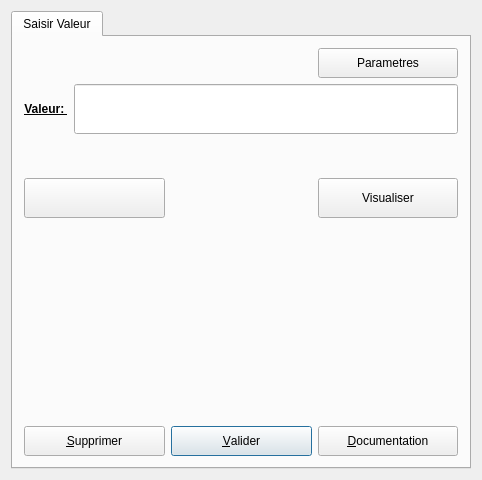
Qt form UiQT4/desUniqueBase.ui (SalomePlatform/eficas_tools) before a commit.
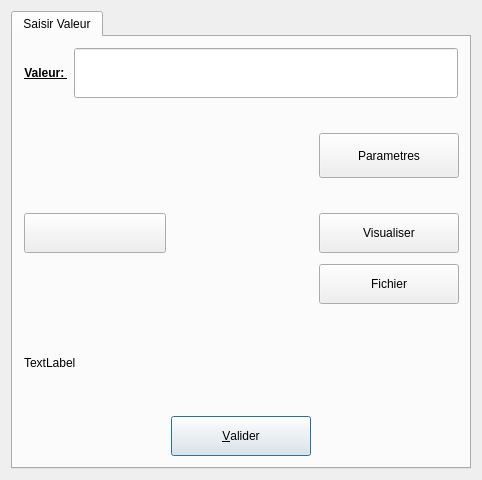
The same form after that commit. Icons and pictures are not drawn.

Patch:
```diff
--- a/UiQT4/desUniqueBase.ui
+++ b/UiQT4/desUniqueBase.ui
@@ -22,20 +22,12 @@
    <item row="0" column="0" >
     <widget class="QTabWidget" name="tabuniqueinto" >
      <widget class="QWidget" name="Widget8" >
-      <property name="geometry" >
-       <rect>
-        <x>0</x>
-        <y>0</y>
-        <width>460</width>
-        <height>435</height>
-       </rect>
-      </property>
       <attribute name="title" >
        <string>Saisir Valeur</string>
       </attribute>
-      <layout class="QGridLayout" >
-       <item row="1" column="0" colspan="3" >
-        <layout class="QHBoxLayout" >
+      <layout class="QGridLayout" name="gridLayout" >
+       <item row="0" column="0" colspan="4" >
+        <layout class="QHBoxLayout" name="horizontalLayout" >
          <item>
           <widget class="QLabel" name="textLabel2" >
            <property name="text" >
@@ -58,23 +50,20 @@
          </item>
         </layout>
        </item>
-       <item row="0" column="0" colspan="2" >
-        <spacer name="spacer1" >
+       <item row="1" column="2" >
+        <spacer name="verticalSpacer" >
          <property name="orientation" >
-          <enum>Qt::Horizontal</enum>
-         </property>
-         <property name="sizeType" >
-          <enum>QSizePolicy::Expanding</enum>
+          <enum>Qt::Vertical</enum>
          </property>
          <property name="sizeHint" stdset="0" >
           <size>
-           <width>288</width>
-           <height>21</height>
+           <width>137</width>
+           <height>43</height>
           </size>
          </property>
         </spacer>
        </item>
-       <item row="0" column="2" >
+       <item rowspan="2" row="1" column="3" >
         <widget class="QPushButton" name="bParametres" >
          <property name="sizePolicy" >
           <sizepolicy vsizetype="Fixed" hsizetype="Fixed" >
@@ -85,7 +74,7 @@
          <property name="minimumSize" >
           <size>
            <width>140</width>
-           <height>30</height>
+           <height>45</height>
           </size>
          </property>
          <property name="text" >
@@ -93,76 +82,52 @@
          </property>
         </widget>
        </item>
-       <item row="5" column="0" >
-        <widget class="QPushButton" name="bSup" >
-         <property name="minimumSize" >
+       <item row="2" column="0" colspan="3" >
+        <spacer name="horizontalSpacer_3" >
+         <property name="orientation" >
+          <enum>Qt::Horizontal</enum>
+         </property>
+         <property name="sizeHint" stdset="0" >
           <size>
-           <width>0</width>
-           <height>30</height>
+           <width>293</width>
+           <height>20</height>
           </size>
          </property>
-         <property name="toolTip" >
-          <string>suppression du mot clef</string>
-         </property>
-         <property name="text" >
-          <string>&amp;Supprimer</string>
-         </property>
-         <property name="shortcut" >
-          <string>Alt+S</string>
-         </property>
-         <property name="autoDefault" >
-          <bool>true</bool>
-         </property>
-        </widget>
+        </spacer>
        </item>
-       <item row="5" column="1" >
-        <widget class="QPushButton" name="bOk" >
+       <item row="3" column="0" >
+        <widget class="QPushButton" name="BSalome" >
          <property name="minimumSize" >
           <size>
-           <width>0</width>
-           <height>30</height>
+           <width>142</width>
+           <height>40</height>
           </size>
          </property>
          <property name="toolTip" >
           <string>validation de la saisie</string>
          </property>
          <property name="text" >
-          <string>&amp;Valider</string>
+          <string/>
          </property>
          <property name="shortcut" >
           <string>Shift+A, Alt+A, Alt+A, Alt+A</string>
          </property>
-         <property name="autoDefault" >
-          <bool>true</bool>
-         </property>
-         <property name="default" >
-          <bool>true</bool>
-         </property>
         </widget>
        </item>
-       <item row="5" column="2" >
-        <widget class="QPushButton" name="bHelp" >
-         <property name="minimumSize" >
+       <item row="3" column="1" >
+        <spacer name="horizontalSpacer_5" >
+         <property name="orientation" >
+          <enum>Qt::Horizontal</enum>
+         </property>
+         <property name="sizeHint" stdset="0" >
           <size>
-           <width>0</width>
-           <height>30</height>
+           <width>138</width>
+           <height>20</height>
           </size>
          </property>
-         <property name="toolTip" >
-          <string>affichage documentation aster</string>
-         </property>
-         <property name="text" >
-          <string>&amp;Documentation</string>
-         </property>
-         <property name="shortcut" >
-          <string>Alt+D</string>
-         </property>
-         <property name="autoDefault" >
-          <bool>true</bool>
-         </property>
-        </widget>
+        </spacer>
        </item>
-       <item row="2" column="1" >
+       <item rowspan="2" row="3" column="2" >
         <spacer name="spacer4" >
          <property name="orientation" >
           <enum>Qt::Vertical</enum>
@@ -172,49 +137,23 @@
          </property>
          <property name="sizeHint" stdset="0" >
           <size>
-           <width>41</width>
-           <height>112</height>
+           <width>137</width>
+           <height>77</height>
           </size>
          </property>
         </spacer>
        </item>
-       <item row="4" column="1" >
-        <spacer name="spacer3" >
-         <property name="orientation" >
-          <enum>Qt::Vertical</enum>
-         </property>
-         <property name="sizeType" >
-          <enum>QSizePolicy::Expanding</enum>
-         </property>
-         <property name="sizeHint" stdset="0" >
-          <size>
-           <width>21</width>
-           <height>112</height>
-          </size>
-         </property>
-        </spacer>
-       </item>
-       <item row="3" column="0" colspan="3" >
-        <widget class="QLabel" name="Commentaire" >
-         <property name="minimumSize" >
-          <size>
-           <width>430</width>
-           <height>40</height>
-          </size>
-         </property>
-         <property name="text" >
-          <string/>
-         </property>
-         <property name="wordWrap" >
-          <bool>false</bool>
-         </property>
-        </widget>
-       </item>
-       <item row="2" column="2" >
+       <item row="3" column="3" >
         <widget class="QPushButton" name="BView2D" >
+         <property name="sizePolicy" >
+          <sizepolicy vsizetype="Fixed" hsizetype="Fixed" >
+           <horstretch>0</horstretch>
+           <verstretch>0</verstretch>
+          </sizepolicy>
+         </property>
          <property name="minimumSize" >
           <size>
-           <width>110</width>
+           <width>140</width>
            <height>40</height>
           </size>
          </property>
@@ -223,16 +162,22 @@
          </property>
         </widget>
        </item>
-       <item row="2" column="0" >
-        <widget class="QPushButton" name="BSalome" >
+       <item rowspan="2" row="4" column="3" >
+        <widget class="QPushButton" name="BFichier" >
+         <property name="sizePolicy" >
+          <sizepolicy vsizetype="Fixed" hsizetype="Fixed" >
+           <horstretch>0</horstretch>
+           <verstretch>0</verstretch>
+          </sizepolicy>
+         </property>
          <property name="minimumSize" >
           <size>
-           <width>50</width>
+           <width>140</width>
            <height>40</height>
           </size>
          </property>
          <property name="text" >
-          <string/>
+          <string>Fichier</string>
          </property>
          <property name="icon" >
           <iconset>
@@ -240,6 +185,117 @@
          </property>
         </widget>
        </item>
+       <item row="5" column="0" colspan="3" >
+        <spacer name="horizontalSpacer_4" >
+         <property name="orientation" >
+          <enum>Qt::Horizontal</enum>
+         </property>
+         <property name="sizeHint" stdset="0" >
+          <size>
+           <width>293</width>
+           <height>20</height>
+          </size>
+         </property>
+        </spacer>
+       </item>
+       <item row="6" column="0" colspan="4" >
+        <layout class="QVBoxLayout" name="verticalLayout" >
+         <item>
+          <spacer name="verticalSpacer_2" >
+           <property name="orientation" >
+            <enum>Qt::Vertical</enum>
+           </property>
+           <property name="sizeHint" stdset="0" >
+            <size>
+             <width>20</width>
+             <height>40</height>
+            </size>
+           </property>
+          </spacer>
+         </item>
+         <item>
+          <widget class="QLabel" name="Commentaire" >
+           <property name="text" >
+            <string>TextLabel</string>
+           </property>
+          </widget>
+         </item>
+         <item>
+          <spacer name="verticalSpacer_3" >
+           <property name="orientation" >
+            <enum>Qt::Vertical</enum>
+           </property>
+           <property name="sizeHint" stdset="0" >
+            <size>
+             <width>20</width>
+             <height>40</height>
+            </size>
+           </property>
+          </spacer>
+         </item>
+        </layout>
+       </item>
+       <item row="7" column="0" colspan="4" >
+        <layout class="QHBoxLayout" name="horizontalLayout_2" >
+         <item>
+          <spacer name="horizontalSpacer" >
+           <property name="orientation" >
+            <enum>Qt::Horizontal</enum>
+           </property>
+           <property name="sizeHint" stdset="0" >
+            <size>
+             <width>40</width>
+             <height>20</height>
+            </size>
+           </property>
+          </spacer>
+         </item>
+         <item>
+          <widget class="QPushButton" name="bOk" >
+           <property name="sizePolicy" >
+            <sizepolicy vsizetype="Fixed" hsizetype="Fixed" >
+             <horstretch>0</horstretch>
+             <verstretch>0</verstretch>
+            </sizepolicy>
+           </property>
+           <property name="minimumSize" >
+            <size>
+             <width>140</width>
+             <height>40</height>
+            </size>
+           </property>
+           <property name="toolTip" >
+            <string>validation de la saisie</string>
+           </property>
+           <property name="text" >
+            <string>&amp;Valider</string>
+           </property>
+           <property name="shortcut" >
+            <string>Shift+A, Alt+A, Alt+A, Alt+A</string>
+           </property>
+           <property name="autoDefault" >
+            <bool>true</bool>
+           </property>
+           <property name="default" >
+            <bool>true</bool>
+           </property>
+          </widget>
+         </item>
+         <item>
+          <spacer name="horizontalSpacer_2" >
+           <property name="orientation" >
+            <enum>Qt::Horizontal</enum>
+           </property>
+           <property name="sizeHint" stdset="0" >
+            <size>
+             <width>40</width>
+             <height>20</height>
+            </size>
+           </property>
+          </spacer>
+         </item>
+        </layout>
+       </item>
       </layout>
      </widget>
     </widget>
```
Left out of the diff: 14 changed lines with no effect on the pictures.
